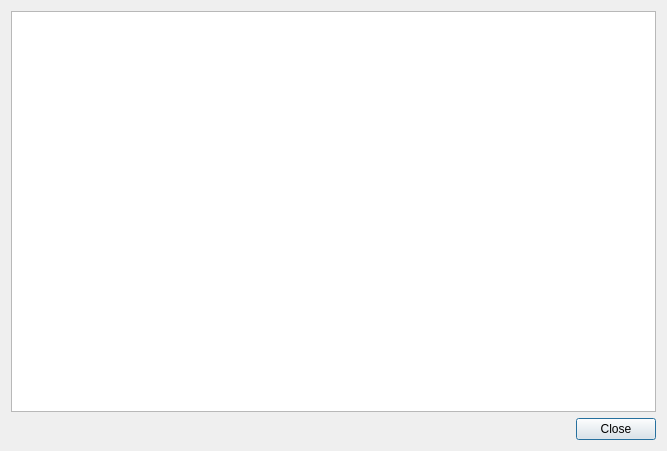
This is ui/scriptfuncdocdialog.ui in metabrainz/picard as Qt 5 draws it before an edit. The edited form follows.
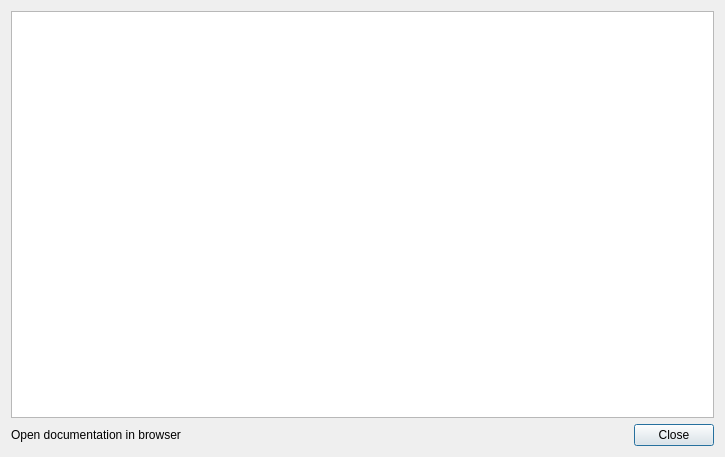
This is the edited form.

Commit message: Move external documentation link to the in-app script doc dialog

```diff
--- a/ui/scriptfuncdocdialog.ui
+++ b/ui/scriptfuncdocdialog.ui
@@ -6,8 +6,8 @@
    <rect>
     <x>0</x>
     <y>0</y>
-    <width>667</width>
-    <height>451</height>
+    <width>725</width>
+    <height>457</height>
    </rect>
   </property>
   <property name="sizePolicy">
@@ -23,6 +23,38 @@
    <bool>false</bool>
   </property>
   <layout class="QGridLayout" name="gridLayout">
+   <item row="0" column="0" colspan="2">
+    <widget class="QTextBrowser" name="textBrowser">
+     <property name="sizePolicy">
+      <sizepolicy hsizetype="Expanding" vsizetype="Expanding">
+       <horstretch>1</horstretch>
+       <verstretch>1</verstretch>
+      </sizepolicy>
+     </property>
+     <property name="openExternalLinks">
+      <bool>true</bool>
+     </property>
+    </widget>
+   </item>
+   <item row="1" column="0">
+    <widget class="QLabel" name="scripting_doc_link">
+     <property name="sizePolicy">
+      <sizepolicy hsizetype="Expanding" vsizetype="Preferred">
+       <horstretch>0</horstretch>
+       <verstretch>0</verstretch>
+      </sizepolicy>
+     </property>
+     <property name="text">
+      <string>Open documentation in browser</string>
+     </property>
+     <property name="wordWrap">
+      <bool>true</bool>
+     </property>
+     <property name="openExternalLinks">
+      <bool>true</bool>
+     </property>
+    </widget>
+   </item>
    <item row="1" column="1">
     <widget class="QDialogButtonBox" name="buttonBox">
      <property name="orientation">
```
Left out of the diff: 13 changed lines with no effect on the pictures. The commit also changes 4 other files.
